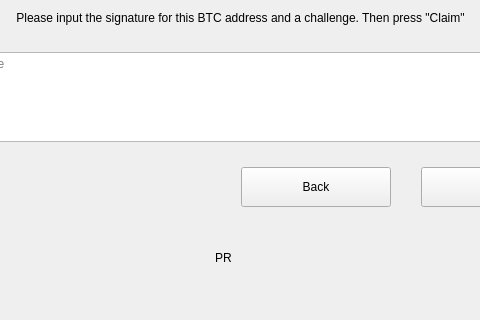
0xkobe/mwc-wallet, file windows/m_airdropforbtc.ui: the form before one commit; both pictures show x 184 to 664 and y 305 to 625 of the 849 by 625 pixel window.
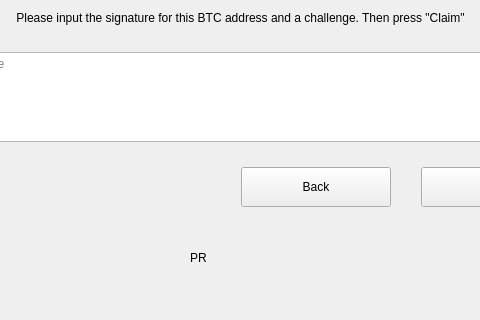
The form after the commit. Custom widgets are drawn as their Qt base class.

Patch:
```diff
--- a/windows/m_airdropforbtc.ui
+++ b/windows/m_airdropforbtc.ui
@@ -410,13 +410,13 @@
        </property>
        <property name="minimumSize">
         <size>
-         <width>50</width>
+         <width>100</width>
          <height>50</height>
         </size>
        </property>
        <property name="maximumSize">
         <size>
-         <width>50</width>
+         <width>100</width>
          <height>50</height>
         </size>
        </property>
```
